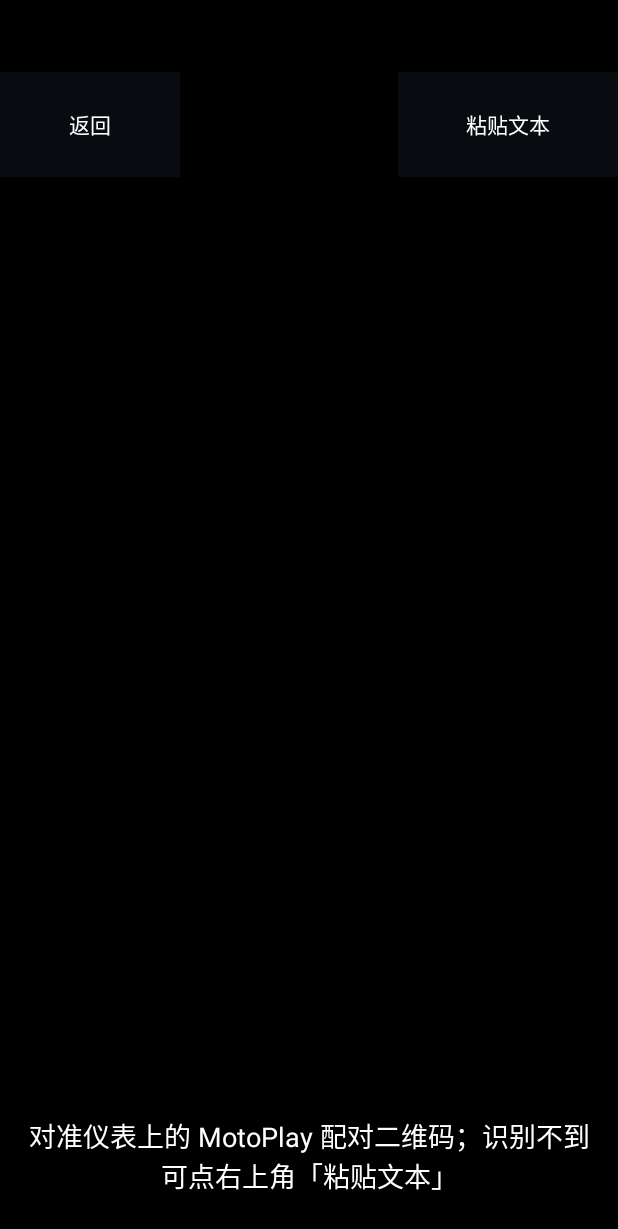
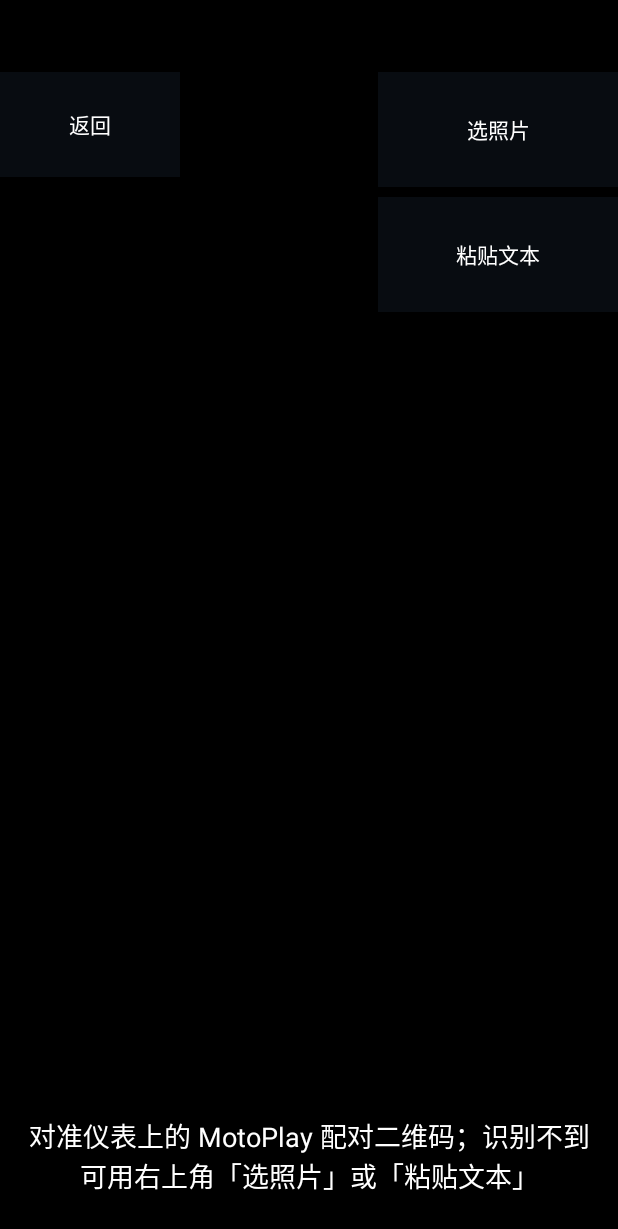
Before and after one commit to super-band/QITOU-MI, an Android app: the QrScanActivity screen opened directly, with no data from a screen before it, on a phone screen of 412 x 824 dp. Shown: the top 1229 px of the screen. Run offline under Robolectric (Android 15) with nearby library versions, the phone set to English and light mode, and no system bars; libraries missing offline, so code that uses them is left out: androidx.camera.core, androidx.camera.lifecycle, androidx.camera.view, com.google.mlkit.vision; 4 statements that could not run were skipped.

Commit message:
Add photo-picker QR recognition and cover raw %3A-encoded pairing text
- new 'select photo' button on the scanner screen: pick an image from
  the gallery and decode its QR code through the same parse-and-connect
  flow (works for photos/screenshots when the camera cannot scan)
- handleBarcodes reports photo-specific messages (no QR found, etc.)
- regression test for the undecoded dashboard QR text where the MAC
  colons are percent-encoded (mac=6C%3AF5%3A...)

```diff
--- a/app/src/main/java/app/qitou/bridge/QrScanActivity.kt
+++ b/app/src/main/java/app/qitou/bridge/QrScanActivity.kt
@@ -3,6 +3,7 @@ package app.qitou.bridge
 import android.Manifest
 import android.content.pm.PackageManager
 import android.graphics.Color
+import android.net.Uri
 import android.os.Bundle
 import android.os.SystemClock
 import android.text.InputType
@@ -42,6 +43,11 @@ class QrScanActivity : ComponentActivity() {
             showCameraPermissionRecovery()
         }
     }
+    private val photoPicker = registerForActivityResult(
+        ActivityResultContracts.GetContent(),
+    ) { uri ->
+        if (uri != null) decodeFromUri(uri)
+    }
     @Volatile private var busy = false
     @Volatile private var busyAt = 0L
     @Volatile private var saving = false
@@ -55,7 +61,7 @@ class QrScanActivity : ComponentActivity() {
         window.isNavigationBarContrastEnforced = false
         previewView = PreviewView(this)
         status = TextView(this).apply {
-            text = "对准仪表上的 MotoPlay 配对二维码；识别不到可点右上角「粘贴文本」"
+            text = "对准仪表上的 MotoPlay 配对二维码；识别不到可用右上角「选照片」或「粘贴文本」"
             setTextColor(Color.WHITE)
             textSize = 18f
             gravity = Gravity.CENTER
@@ -74,14 +80,24 @@ class QrScanActivity : ComponentActivity() {
             }, FrameLayout.LayoutParams(180, 105, Gravity.TOP or Gravity.START).apply {
                 topMargin = (48 * resources.displayMetrics.density).toInt()
             })
+            val sideMargin = (48 * resources.displayMetrics.density).toInt()
+            addView(Button(this@QrScanActivity).apply {
+                text = "选照片"
+                isAllCaps = false
+                setTextColor(Color.WHITE)
+                setBackgroundColor(Color.argb(175, 12, 18, 26))
+                setOnClickListener { photoPicker.launch("image/*") }
+            }, FrameLayout.LayoutParams(240, 115, Gravity.TOP or Gravity.END).apply {
+                topMargin = sideMargin
+            })
             addView(Button(this@QrScanActivity).apply {
                 text = "粘贴文本"
                 isAllCaps = false
                 setTextColor(Color.WHITE)
                 setBackgroundColor(Color.argb(175, 12, 18, 26))
                 setOnClickListener { showPasteDialog() }
-            }, FrameLayout.LayoutParams(220, 105, Gravity.TOP or Gravity.END).apply {
-                topMargin = (48 * resources.displayMetrics.density).toInt()
+            }, FrameLayout.LayoutParams(240, 115, Gravity.TOP or Gravity.END).apply {
+                topMargin = sideMargin + 125
             })
             addView(status, FrameLayout.LayoutParams(-1, 160, Gravity.BOTTOM))
         })
@@ -187,7 +203,13 @@ class QrScanActivity : ComponentActivity() {
         }
     }
 
-    private fun handleBarcodes(barcodes: List<Barcode>) {
+    private fun handleBarcodes(barcodes: List<Barcode>, fromPhoto: Boolean = false) {
+        if (barcodes.isEmpty()) {
+            if (fromPhoto) {
+                status.text = "照片中未找到二维码，请换一张更清晰的照片。"
+            }
+            return
+        }
         var rejected: String? = null
         for (barcode in barcodes) {
             val raw = (barcode.rawValue ?: barcode.displayValue)?.trim().orEmpty()
@@ -203,6 +225,21 @@ class QrScanActivity : ComponentActivity() {
         if (rejected != null) {
             status.text = "不是 MotoPlay 配对码：${rejected.take(60)}…" +
                 "\n请打开仪表上的“手机互联 / MotoPlay”二维码页面。"
+        }
+    }
+
+    /** 从相册照片识别二维码并连接，与相机扫码共用同一套解析与保存流程。 */
+    private fun decodeFromUri(uri: Uri) {
+        status.text = "正在识别照片…"
+        try {
+            val input = InputImage.fromFilePath(this, uri)
+            scanner.process(input)
+                .addOnSuccessListener { barcodes -> handleBarcodes(barcodes, fromPhoto = true) }
+                .addOnFailureListener {
+                    status.text = "照片识别失败：${it.message ?: "请换一张更清晰的照片"}"
+                }
+        } catch (error: Throwable) {
+            status.text = "无法读取该图片：${error.message ?: error.javaClass.simpleName}"
         }
     }
 
```
Also changed, not shown: 1 other file.
